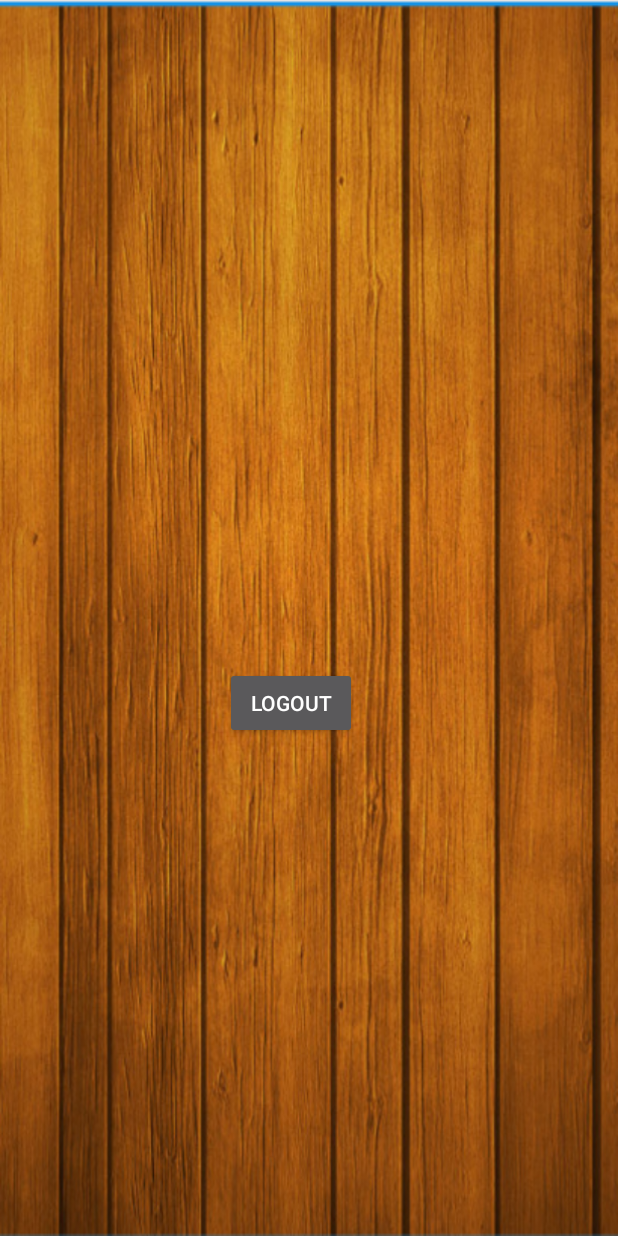
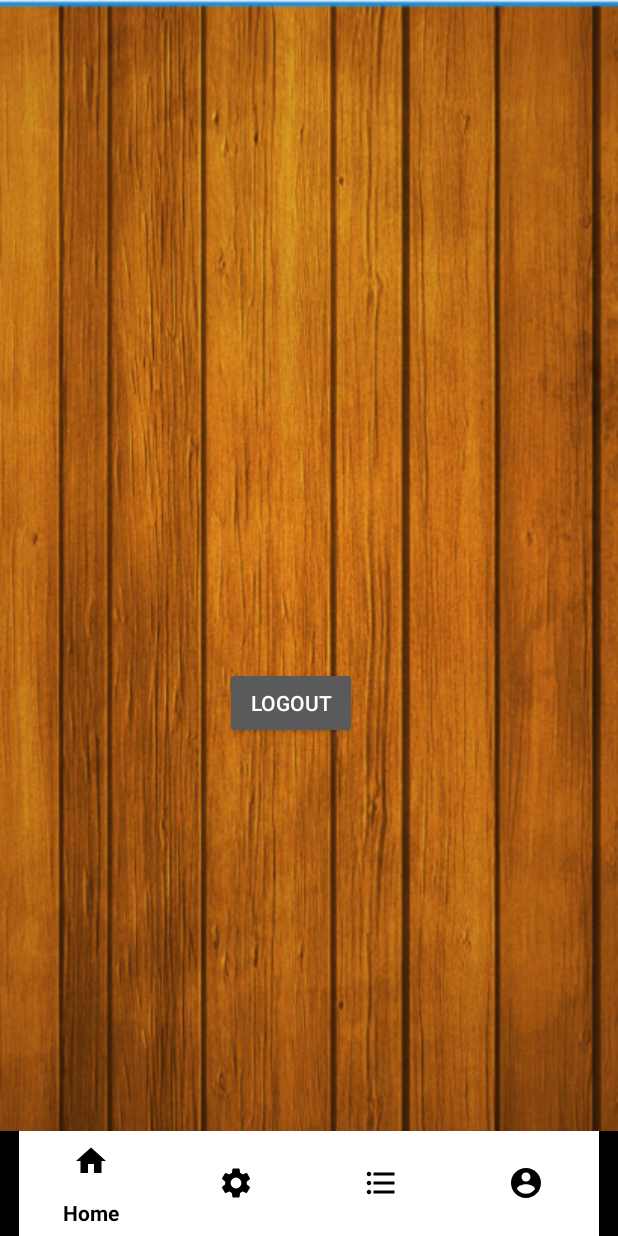
Before and after one commit to AP-Elektronica-ICT/intprojectrepo-thermo-team, an Android app: the MainActivity screen opened directly, with no data from a screen before it, on a phone screen of 412 x 824 dp. Run offline under Robolectric (Android 15) with nearby library versions, the phone set to English and light mode, and no system bars; our stand-ins replace Firebase (no records; nobody signed in at launch, a user with empty details on screens opened directly); Roboto replaces fonts that are not available here.

Commit message:
added activities + functional bottom navigationbar

```diff
--- a/thermo-sauna/app/build.gradle
+++ b/thermo-sauna/app/build.gradle
@@ -34,7 +34,6 @@ dependencies {
     implementation 'com.facebook.android:facebook-android-sdk:[5,6)'
 
 
-
     testImplementation 'junit:junit:4.12'
     androidTestImplementation 'androidx.test:runner:1.2.0'
     androidTestImplementation 'androidx.test.espresso:espresso-core:3.2.0'
@@ -42,4 +41,8 @@ dependencies {
     //circular imagview
     implementation 'de.hdodenhof:circleimageview:3.1.0'
 
+
+    //bottom navigation bar
+    implementation 'com.google.android.material:material:1.0.0'
+
 }
--- a/thermo-sauna/app/src/main/AndroidManifest.xml
+++ b/thermo-sauna/app/src/main/AndroidManifest.xml
@@ -11,7 +11,10 @@
         android:roundIcon="@mipmap/ic_launcher_round"
         android:supportsRtl="true"
         android:theme="@style/Theme.AppCompat.NoActionBar">
-        <activity android:name=".Register"></activity>
+        <activity android:name=".SaunaList"></activity>
+        <activity android:name=".Settings" />
+        <activity android:name=".Profile" />
+        <activity android:name=".Register" />
         <activity android:name=".MainActivity" />
         <activity android:name=".ForgetPassword" />
         <activity android:name=".Login">
--- /dev/null
+++ b/thermo-sauna/app/src/main/res/drawable/ic_account.xml
@@ -0,0 +1,9 @@
+<vector xmlns:android="http://schemas.android.com/apk/res/android"
+        android:width="24dp"
+        android:height="24dp"
+        android:viewportWidth="24.0"
+        android:viewportHeight="24.0">
+    <path
+        android:fillColor="#FF000000"
+        android:pathData="M12,2C6.48,2 2,6.48 2,12s4.48,10 10,10 10,-4.48 10,-10S17.52,2 12,2zM12,5c1.66,0 3,1.34 3,3s-1.34,3 -3,3 -3,-1.34 -3,-3 1.34,-3 3,-3zM12,19.2c-2.5,0 -4.71,-1.28 -6,-3.22 0.03,-1.99 4,-3.08 6,-3.08 1.99,0 5.97,1.09 6,3.08 -1.29,1.94 -3.5,3.22 -6,3.22z"/>
+</vector>
--- /dev/null
+++ b/thermo-sauna/app/src/main/res/drawable/ic_format_list.xml
@@ -0,0 +1,9 @@
+<vector xmlns:android="http://schemas.android.com/apk/res/android"
+        android:width="24dp"
+        android:height="24dp"
+        android:viewportWidth="24.0"
+        android:viewportHeight="24.0">
+    <path
+        android:fillColor="#FF000000"
+        android:pathData="M4,10.5c-0.83,0 -1.5,0.67 -1.5,1.5s0.67,1.5 1.5,1.5 1.5,-0.67 1.5,-1.5 -0.67,-1.5 -1.5,-1.5zM4,4.5c-0.83,0 -1.5,0.67 -1.5,1.5S3.17,7.5 4,7.5 5.5,6.83 5.5,6 4.83,4.5 4,4.5zM4,16.5c-0.83,0 -1.5,0.68 -1.5,1.5s0.68,1.5 1.5,1.5 1.5,-0.68 1.5,-1.5 -0.67,-1.5 -1.5,-1.5zM7,19h14v-2L7,17v2zM7,13h14v-2L7,11v2zM7,5v2h14L21,5L7,5z"/>
+</vector>
--- /dev/null
+++ b/thermo-sauna/app/src/main/res/drawable/ic_home.xml
@@ -0,0 +1,9 @@
+<vector xmlns:android="http://schemas.android.com/apk/res/android"
+        android:width="24dp"
+        android:height="24dp"
+        android:viewportWidth="24.0"
+        android:viewportHeight="24.0">
+    <path
+        android:fillColor="#FF000000"
+        android:pathData="M10,20v-6h4v6h5v-8h3L12,3 2,12h3v8z"/>
+</vector>
--- /dev/null
+++ b/thermo-sauna/app/src/main/res/drawable/ic_settings.xml
@@ -0,0 +1,9 @@
+<vector xmlns:android="http://schemas.android.com/apk/res/android"
+        android:width="24dp"
+        android:height="24dp"
+        android:viewportWidth="24"
+        android:viewportHeight="24">
+    <path
+        android:fillColor="#FF000000"
+        android:pathData="M19.1,12.9a2.8,2.8 0,0 0,0.1 -0.9,2.8 2.8,0 0,0 -0.1,-0.9l2.1,-1.6a0.7,0.7 0,0 0,0.1 -0.6L19.4,5.5a0.7,0.7 0,0 0,-0.6 -0.2l-2.4,1a6.5,6.5 0,0 0,-1.6 -0.9l-0.4,-2.6a0.5,0.5 0,0 0,-0.5 -0.4H10.1a0.5,0.5 0,0 0,-0.5 0.4L9.3,5.4a5.6,5.6 0,0 0,-1.7 0.9l-2.4,-1a0.4,0.4 0,0 0,-0.5 0.2l-2,3.4c-0.1,0.2 0,0.4 0.2,0.6l2,1.6a2.8,2.8 0,0 0,-0.1 0.9,2.8 2.8,0 0,0 0.1,0.9L2.8,14.5a0.7,0.7 0,0 0,-0.1 0.6l1.9,3.4a0.7,0.7 0,0 0,0.6 0.2l2.4,-1a6.5,6.5 0,0 0,1.6 0.9l0.4,2.6a0.5,0.5 0,0 0,0.5 0.4h3.8a0.5,0.5 0,0 0,0.5 -0.4l0.3,-2.6a5.6,5.6 0,0 0,1.7 -0.9l2.4,1a0.4,0.4 0,0 0,0.5 -0.2l2,-3.4c0.1,-0.2 0,-0.4 -0.2,-0.6ZM12,15.6A3.6,3.6 0,1 1,15.6 12,3.6 3.6,0 0,1 12,15.6Z"/>
+</vector>
--- /dev/null
+++ b/thermo-sauna/app/src/main/res/drawable/selector.xml
@@ -0,0 +1,15 @@
+<?xml version="1.0" encoding="utf-8"?>
+<selector xmlns:android="http://schemas.android.com/apk/res/android">
+
+    <item
+        android:state_selected="true"
+        android:color="@android:color/black"
+        />
+
+    <item
+        android:state_selected="false"
+        android:color="@android:color/black"/>
+
+
+
+</selector>
--- a/thermo-sauna/app/src/main/res/layout/activity_main.xml
+++ b/thermo-sauna/app/src/main/res/layout/activity_main.xml
@@ -3,6 +3,7 @@
     xmlns:tools="http://schemas.android.com/tools"
     android:layout_width="match_parent"
     android:layout_height="match_parent"
+    xmlns:app="http://schemas.android.com/apk/res-auto"
     tools:context=".MainActivity"
     android:background="@drawable/background">
 
@@ -18,4 +19,17 @@
         android:layout_marginBottom="331dp"
         android:text="@string/logout"
         android:onClick="logout"/>
+
+    <com.google.android.material.bottomnavigation.BottomNavigationView
+        android:id="@+id/bottom_navigation"
+        android:layout_width="match_parent"
+        android:layout_height="70dp"
+        app:itemBackground="@color/White"
+        app:itemIconTint="@drawable/selector"
+        app:itemTextColor="@drawable/selector"
+        app:menu="@menu/menu_navigation"
+        android:layout_alignParentBottom="true"
+        />
+
+
 </RelativeLayout>
--- /dev/null
+++ b/thermo-sauna/app/src/main/res/menu/menu_navigation.xml
@@ -0,0 +1,21 @@
+<?xml version="1.0" encoding="utf-8"?>
+<menu xmlns:android="http://schemas.android.com/apk/res/android">
+
+    <item
+        android:id="@+id/home"
+        android:title="@string/home"
+        android:icon="@drawable/ic_home" />
+    <item
+        android:id="@+id/settings"
+        android:title="@string/settings"
+        android:icon="@drawable/ic_settings" />
+    <item
+        android:id="@+id/saunaList"
+        android:title="@string/list"
+        android:icon="@drawable/ic_format_list" />
+    <item
+        android:id="@+id/profile"
+        android:title="@string/profile"
+        android:icon="@drawable/ic_account" />
+
+</menu>
--- a/thermo-sauna/app/src/main/res/values/strings.xml
+++ b/thermo-sauna/app/src/main/res/values/strings.xml
@@ -18,4 +18,8 @@
     <string name="already_have_an_account">Already Have an account</string>
     <string name="regiser">Regiser</string>
     <string name="logout">LOGOUT</string>
+    <string name="home">Home</string>
+    <string name="settings">Settings</string>
+    <string name="list">List</string>
+    <string name="profile">Profile</string>
 </resources>
```
Also changed, not shown: thermo-sauna/app/src/main/java/com/app/vinnie/myapplication/MainActivity.java (+41 -0 lines), thermo-sauna/app/src/main/java/com/app/vinnie/myapplication/Profile.java (added, +50 -0 lines), thermo-sauna/app/src/main/java/com/app/vinnie/myapplication/SaunaList.java (added, +49 -0 lines), thermo-sauna/app/src/main/java/com/app/vinnie/myapplication/Settings.java (added, +50 -0 lines), thermo-sauna/app/src/main/res/layout/activity_profile.xml (added, +30 -0 lines), thermo-sauna/app/src/main/res/layout/activity_sauna_list.xml (added, +30 -0 lines), thermo-sauna/app/src/main/res/layout/activity_settings.xml (added, +30 -0 lines), 507 other files.
